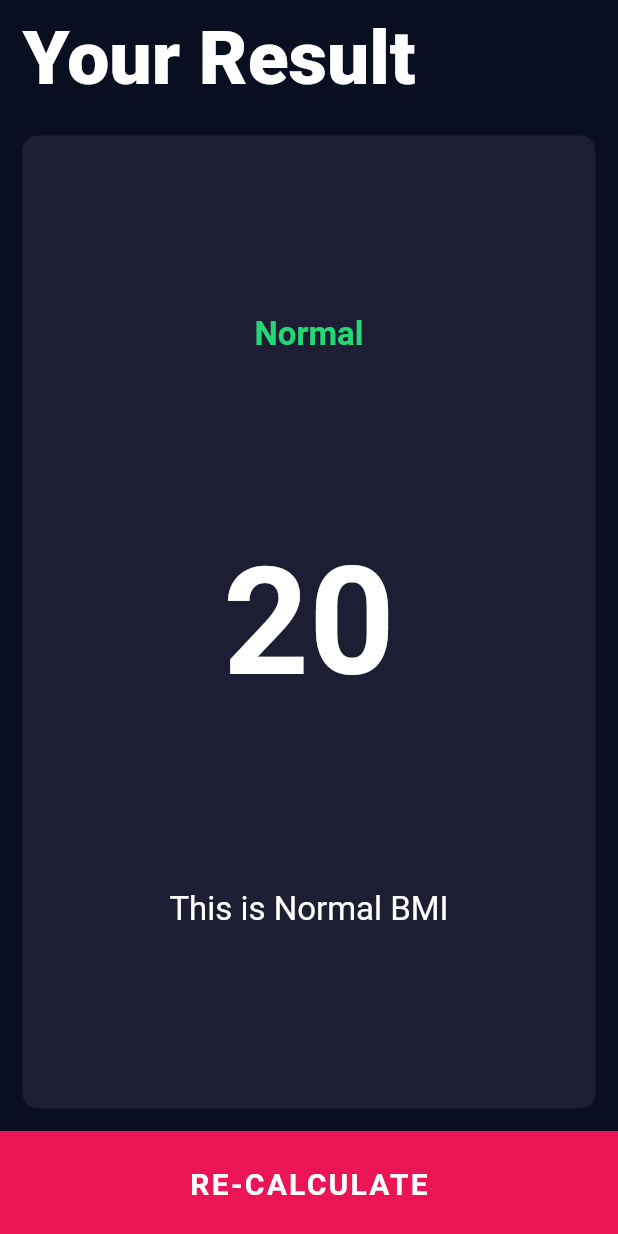
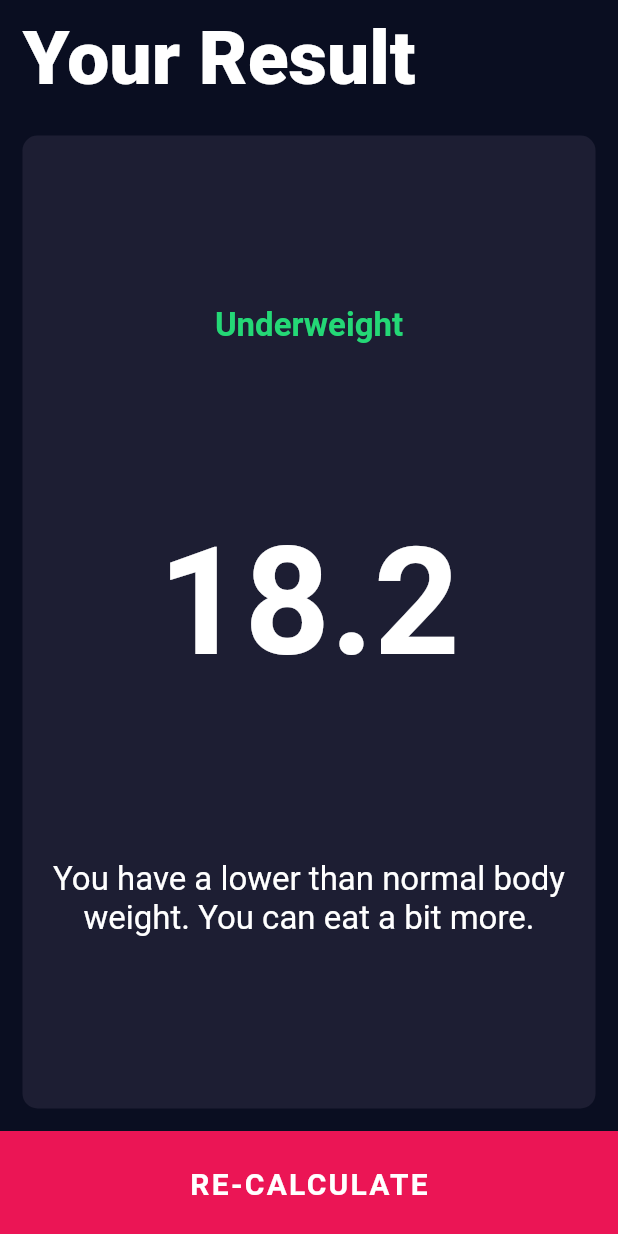
Before and after one commit to DrAmanBudhiraja/bmi_calculator, a Flutter app: the screen it shows after launch, after a tap on "CALCULATE", on a phone screen of 412 x 824 dp. Run offline on Flutter 3.47's test engine with Material 2 defaults, Android fonts, the phone set to English and light mode, and no system bars; our stand-ins replace font_awesome_flutter.

Commit message:
Project Completed

```diff
--- a/lib/calculator_brain.dart
+++ b/lib/calculator_brain.dart
@@ -6,8 +6,30 @@ class CalculatorBrain {
   final int weight;
   final int height;
 
+  late double _bmi;
+
   String calculateBMI() {
-    double bmi = weight / pow(height / 100, 2);
-    return bmi.toStringAsFixed(1);
+    _bmi = weight / pow(height / 100, 2);
+    return _bmi.toStringAsFixed(1);
+  }
+
+  String getResult() {
+    if (_bmi >= 25) {
+      return 'Overweight';
+    } else if (_bmi > 18.5) {
+      return 'Normal';
+    } else {
+      return 'Underweight';
+    }
+  }
+
+  String getInterpretation() {
+    if (_bmi >= 25) {
+      return 'You have a higher than normal body weight. Try to exercise more.';
+    } else if (_bmi > 18.5) {
+      return 'You have normal body weight. Good job!';
+    } else {
+      return 'You have a lower than normal body weight. You can eat a bit more.';
+    }
   }
 }
--- a/lib/screens/input_page.dart
+++ b/lib/screens/input_page.dart
@@ -6,6 +6,7 @@ import 'package:font_awesome_flutter/font_awesome_flutter.dart';
 import 'package:bmi_calculator/constants.dart';
 import 'package:bmi_calculator/components/bottom_button.dart';
 import 'package:bmi_calculator/components/round_icon_button.dart';
+import 'package:bmi_calculator/calculator_brain.dart';
 
 enum Gender { male, female }
 
@@ -192,11 +193,18 @@ class _InputPageState extends State<InputPage> {
             BottomButton(
               text: 'CALCULATE',
               onPress: () {
+                CalculatorBrain calc =
+                    CalculatorBrain(weight: weight, height: height);
+
                 Navigator.push(
                   context,
                   MaterialPageRoute(
                     builder: (context) {
-                      return const ResultPage();
+                      return ResultPage(
+                        bmi: calc.calculateBMI(),
+                        resultText: calc.getResult(),
+                        resultInterpretation: calc.getInterpretation(),
+                      );
                     },
                   ),
                 );
--- a/lib/screens/result_page.dart
+++ b/lib/screens/result_page.dart
@@ -4,7 +4,16 @@ import 'package:flutter/material.dart';
 import '../components/bottom_button.dart';
 
 class ResultPage extends StatelessWidget {
-  const ResultPage({Key? key}) : super(key: key);
+  const ResultPage(
+      {Key? key,
+      required this.bmi,
+      required this.resultText,
+      required this.resultInterpretation})
+      : super(key: key);
+
+  final String bmi;
+  final String resultText;
+  final String resultInterpretation;
 
   @override
   Widget build(BuildContext context) {
@@ -29,17 +38,17 @@ class ResultPage extends StatelessWidget {
                 cardChild: Column(
                   crossAxisAlignment: CrossAxisAlignment.center,
                   mainAxisAlignment: MainAxisAlignment.spaceEvenly,
-                  children: const [
+                  children: [
                     Text(
-                      'Normal',
+                      resultText,
                       style: kResultTextStyle,
                     ),
                     Text(
-                      '20',
+                      bmi,
                       style: kBMITextStyle,
                     ),
                     Text(
-                      'This is Normal BMI',
+                      resultInterpretation,
                       textAlign: TextAlign.center,
                       style: kResultCommentStyle,
                     )
```
